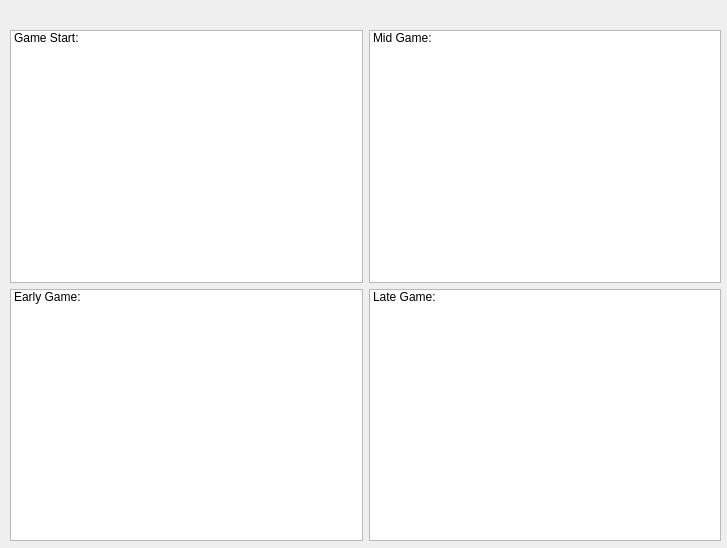
The window that HeroView.ui (goofySunny/dota_tracker) describes before a commit, drawn with Qt 5.
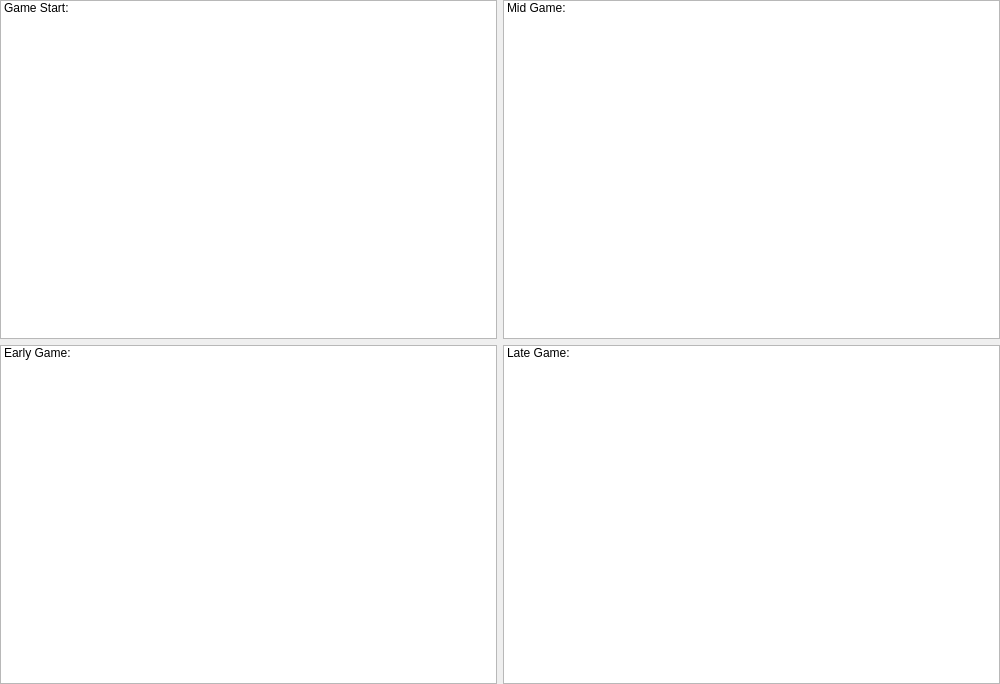
The same window after the commit.

Patch:
```diff
--- a/HeroView.ui
+++ b/HeroView.ui
@@ -6,22 +6,49 @@
    <rect>
     <x>0</x>
     <y>0</y>
-    <width>727</width>
-    <height>548</height>
+    <width>1000</width>
+    <height>684</height>
    </rect>
   </property>
+  <property name="sizePolicy">
+   <sizepolicy hsizetype="Maximum" vsizetype="Maximum">
+    <horstretch>0</horstretch>
+    <verstretch>0</verstretch>
+   </sizepolicy>
+  </property>
+  <property name="minimumSize">
+   <size>
+    <width>1000</width>
+    <height>684</height>
+   </size>
+  </property>
   <property name="windowTitle">
    <string>Form</string>
   </property>
-  <widget class="QWidget" name="horizontalLayoutWidget">
+  <property name="autoFillBackground">
+   <bool>false</bool>
+  </property>
+  <widget class="QWidget" name="horizontalWidget" native="true">
    <property name="geometry">
     <rect>
-     <x>10</x>
-     <y>30</y>
-     <width>711</width>
-     <height>511</height>
+     <x>0</x>
+     <y>0</y>
+     <width>1000</width>
+     <height>684</height>
     </rect>
    </property>
+   <property name="sizePolicy">
+    <sizepolicy hsizetype="Expanding" vsizetype="Expanding">
+     <horstretch>100</horstretch>
+     <verstretch>0</verstretch>
+    </sizepolicy>
+   </property>
+   <property name="minimumSize">
+    <size>
+     <width>1000</width>
+     <height>684</height>
+    </size>
+   </property>
    <layout class="QHBoxLayout" name="horizontalLayout" stretch="0,0">
     <item>
      <layout class="QVBoxLayout" name="verticalLayout_2">
```
